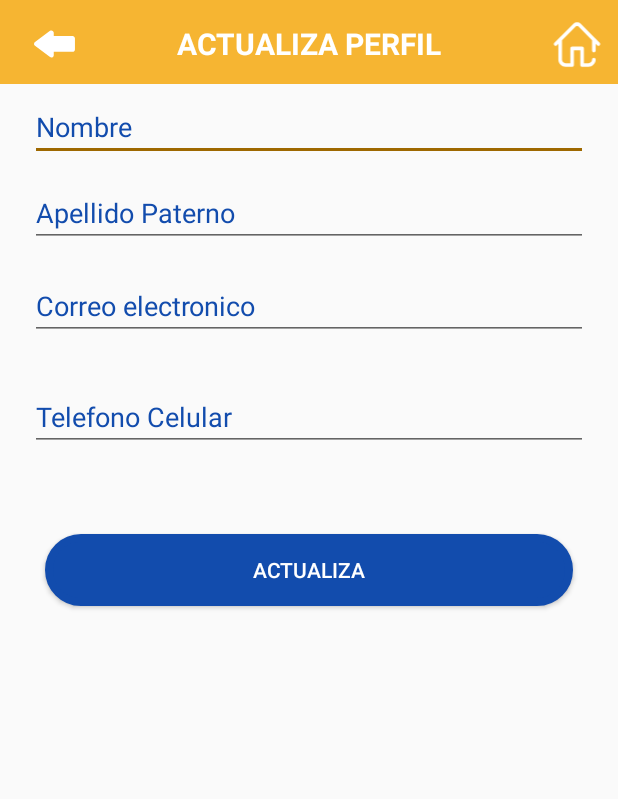
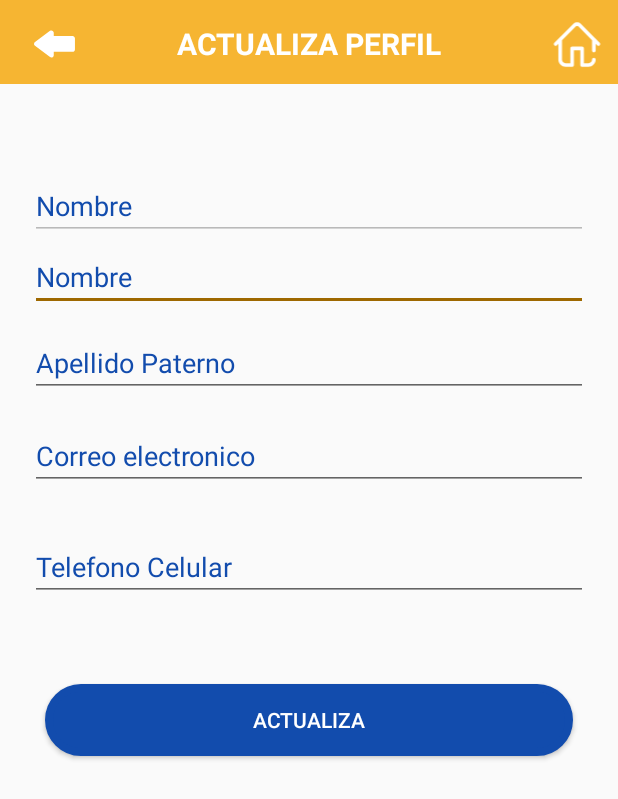
Before and after one commit to sinergitec/painal, an Android app: the layout perfil_actualiza.xml on its own in the app's theme, with its tools: preview values and no code run, on a phone screen of 412 x 824 dp. Shown: the top 799 px of the screen. Run offline under Robolectric (Android 15) with nearby library versions, the phone set to English and light mode, and no system bars.

```diff
--- a/app/src/main/java/com/sienrgitec/painal/actividades/PerfilActualizaActivity.java
+++ b/app/src/main/java/com/sienrgitec/painal/actividades/PerfilActualizaActivity.java
@@ -34,11 +34,12 @@ import static com.sienrgitec.painal.R.id.descripcion;
 import static com.sienrgitec.painal.R.id.email;
 import static com.sienrgitec.painal.R.id.password;
 import static com.sienrgitec.painal.R.id.telefono;
+import static com.sienrgitec.painal.R.id.tvIDCli;
 
 public class PerfilActualizaActivity extends AppCompatActivity {
 
     private Button btnRegistro;
-    private EditText nombreET, aPaternoET, aMaternoET, correoET, pwET, telefonoET;
+    private EditText nombreET, aPaternoET, aMaternoET, correoET, pwET, telefonoET, IDCli;
     private ImageView back, home;
 
     @Override
@@ -50,6 +51,7 @@ public class PerfilActualizaActivity extends AppCompatActivity {
         aPaternoET = findViewById(apellidoP);
         correoET   = findViewById(email);
         telefonoET = findViewById(telefono);
+        IDCli      = findViewById(tvIDCli);
 
         btnRegistro = findViewById(R.id.registroBtn);
         btnRegistro.setOnClickListener(v -> actualizaCliente());
@@ -64,6 +66,7 @@ public class PerfilActualizaActivity extends AppCompatActivity {
         aPaternoET.setText(CarritoSingleton.getInstance().getCliente().getcApellidos());
         correoET.setText(CarritoSingleton.getInstance().getCliente().getcEmail());
         telefonoET.setText(CarritoSingleton.getInstance().getTelefono().getcTelefono());
+        IDCli.setText("ID Cliente: " + CarritoSingleton.getInstance().getCliente().getiCliente());
 
         System.out.println("cliente" + CarritoSingleton.getInstance().getTelefono().getcTelefono());
 
--- a/app/src/main/java/com/sienrgitec/painal/constante/Constantes.java
+++ b/app/src/main/java/com/sienrgitec/painal/constante/Constantes.java
@@ -6,8 +6,8 @@ import java.util.ArrayList;
 
 public class Constantes {
     //public static final String URL_BASE_WS = "http://escuela181945.herokuapp.com/api/";
-    public static final String URL_BASE_WS_SINERGITEC = "http://sinergitecdemo.ddns.net:8083/painal/rest/painalService/";
-    //public static final String URL_BASE_WS_SINERGITEC = "http://192.168.1.102:8083/painal/rest/painalService/";
+    //public static final String URL_BASE_WS_SINERGITEC = "http://sinergitecdemo.ddns.net:8083/painal/rest/painalService/";
+    public static final String URL_BASE_WS_SINERGITEC = "http://192.168.1.102:8083/painal/rest/painalService/";
     public static final String[] ARRAY_COLORS = {"#DCD3C1", "#F9FA81", "#FEC298", "#B9F6F9", "#96ABFE", "#BAFCBE", "#F4C9FD", "#FEACB6", "#F9D795"};
 
 
--- a/app/src/main/java/com/sienrgitec/painal/servicio/Painal.java
+++ b/app/src/main/java/com/sienrgitec/painal/servicio/Painal.java
@@ -139,4 +139,8 @@ public interface Painal {
     /*Carga de consulta Titlani asignado al pedido/ Adriana 26-07-20*/
     @GET("consultaTitlani")
     Call<Respuesta> consultaTitlani(@QueryMap Map<String, String> options);
+
+    @GET("ValidaPwCli")
+    Call<Respuesta> ValidaPwCli(@QueryMap Map<String, String> options);
+
 }
--- a/app/src/main/res/layout/aplica_pago.xml
+++ b/app/src/main/res/layout/aplica_pago.xml
@@ -68,7 +68,7 @@
         app:layout_constraintEnd_toEndOf="parent"
         app:layout_constraintHorizontal_bias="0.0"
         app:layout_constraintStart_toStartOf="parent"
-        app:layout_constraintTop_toBottomOf="@+id/edPassword" />
+        app:layout_constraintTop_toBottomOf="@+id/tableLayout" />
 
     <Button
         android:id="@+id/btnPagoF"
@@ -325,6 +325,8 @@
         app:layout_constraintStart_toEndOf="@+id/textView33"
         app:layout_constraintTop_toBottomOf="@+id/tvAporta" />
 
+
+    <!--
     <EditText
         android:id="@+id/edPassword"
         android:layout_width="wrap_content"
@@ -339,7 +341,7 @@
         android:visibility="visible"
         app:layout_constraintStart_toStartOf="parent"
         app:layout_constraintTop_toTopOf="@+id/tableLayout" />
-
+    -->
 
 
 </androidx.constraintlayout.widget.ConstraintLayout>
--- a/app/src/main/res/layout/perfil_actualiza.xml
+++ b/app/src/main/res/layout/perfil_actualiza.xml
@@ -54,13 +54,36 @@
         app:layout_constraintStart_toStartOf="parent"
         app:layout_constraintTop_toTopOf="parent" />
 
+
+    <EditText
+        android:id="@+id/tvIDCli"
+        android:layout_width="match_parent"
+        android:layout_height="42dp"
+        android:layout_marginStart="20dp"
+        android:layout_marginLeft="20dp"
+        android:layout_marginTop="50dp"
+        android:layout_marginEnd="20dp"
+        android:layout_marginRight="20dp"
+        android:layout_marginBottom="10dp"
+        android:autofillHints=""
+        android:ems="10"
+        android:hint="@string/nombreHint"
+        android:inputType="text"
+        android:textColorHint="@color/colorComplementaryAccent"
+        android:textColor="@color/colorComplementaryAccent"
+        app:layout_constraintBottom_toTopOf="@+id/apellidoP"
+        app:layout_constraintEnd_toEndOf="parent"
+        app:layout_constraintStart_toStartOf="parent"
+        app:layout_constraintTop_toTopOf="@+id/registro"
+        android:enabled="false"/>
+
     <EditText
         android:id="@+id/descripcion"
         android:layout_width="match_parent"
         android:layout_height="42dp"
         android:layout_marginStart="20dp"
         android:layout_marginLeft="20dp"
-        android:layout_marginTop="50dp"
+        android:layout_marginTop="150dp"
         android:layout_marginEnd="20dp"
         android:layout_marginRight="20dp"
         android:layout_marginBottom="10dp"
```
Also changed, not shown: app/src/main/java/com/sienrgitec/painal/actividades/AplicaPago.java (+78 -3 lines), app/src/main/java/com/sienrgitec/painal/actividades/PerfilActivity.java (+89 -2 lines).
